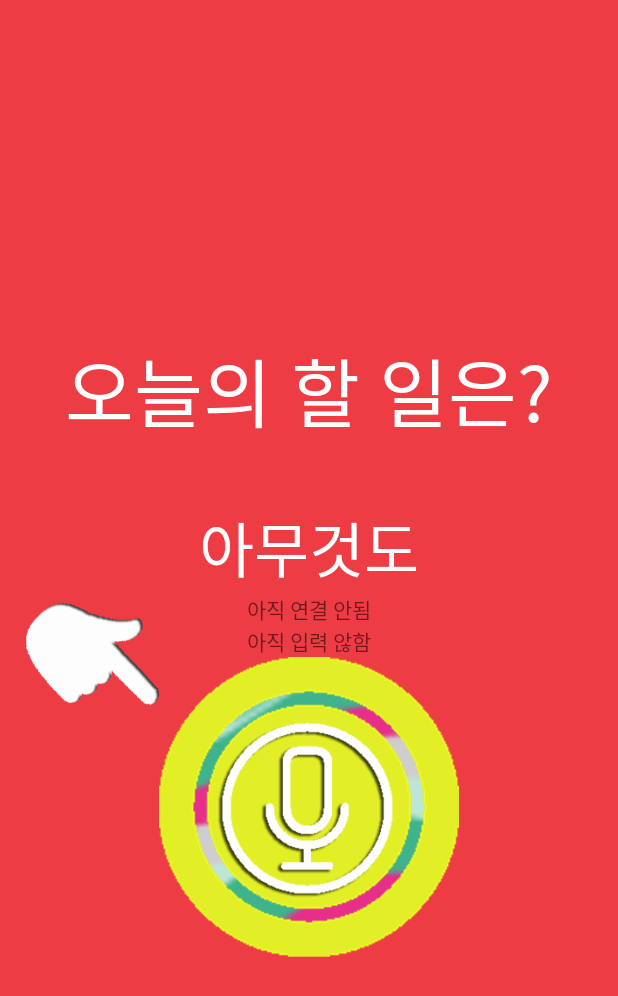
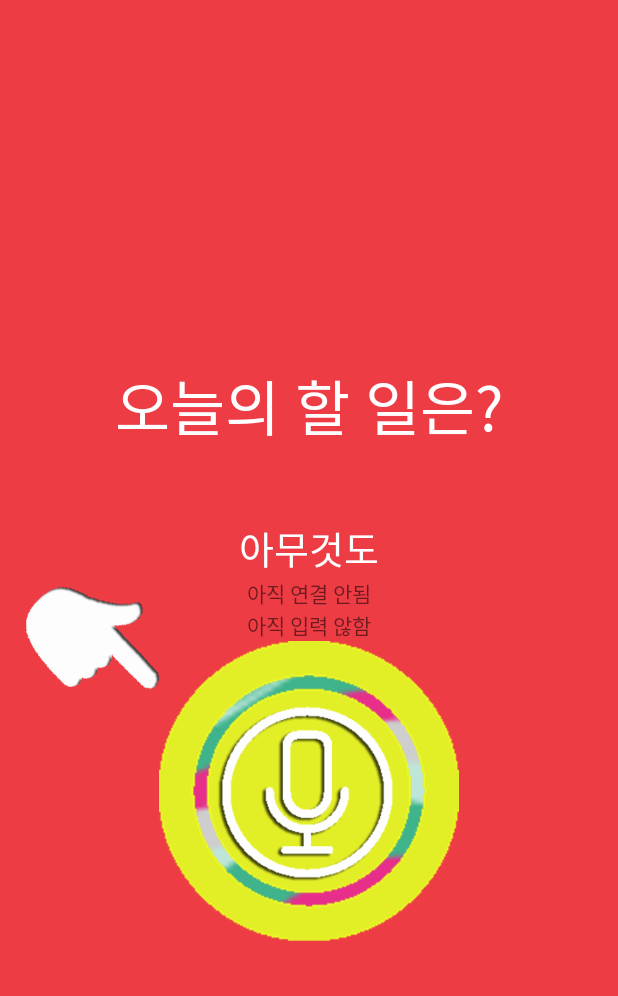
Before and after one commit to Jobless-King/VoiceAlarm, an Android app: the layout activity_run_alarm.xml on its own in the app's theme, with its tools: preview values and no code run, on a phone screen of 412 x 824 dp. Shown: the top 996 px of the screen. Run offline under Robolectric (Android 15) with nearby library versions, the phone set to English and light mode, and no system bars.

Commit message:
text size change
text size change

```diff
--- a/app/src/main/res/layout/activity_run_alarm.xml
+++ b/app/src/main/res/layout/activity_run_alarm.xml
@@ -20,7 +20,7 @@
         android:gravity="center"
         android:text="오늘의 할 일은?"
         android:textColor="#ffffff"
-        android:textSize="50dp"/>
+        android:textSize="40dp"/>
     <TextView
         android:id="@+id/Read"
         android:layout_width="match_parent"
@@ -28,7 +28,7 @@
         android:gravity="center"
         android:text="아무것도"
         android:textColor="#ffffff"
-        android:textSize="40dp"/>
+        android:textSize="25dp"/>
     <TextView
         android:id="@+id/txt1"
         android:layout_width="wrap_content"
```
